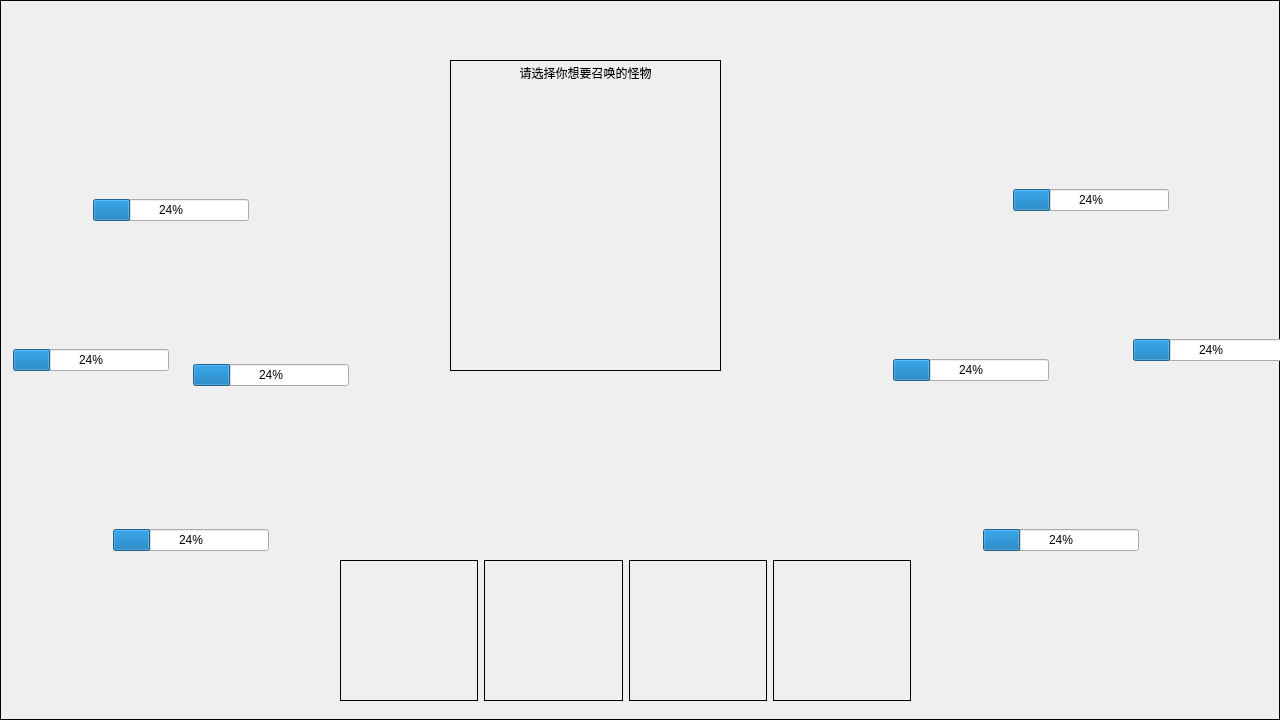
guyuisland/cxsjsj, file game2/fightui.ui: the form before one commit.
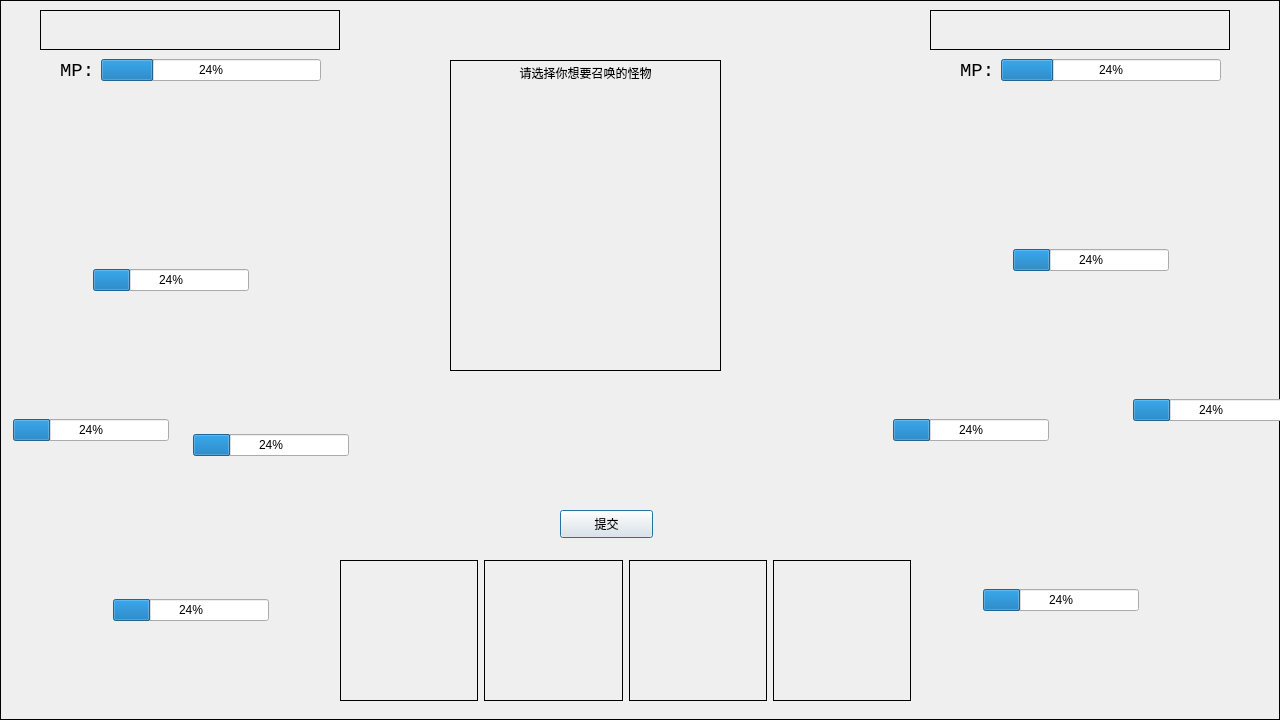
The form after the commit. Custom widgets are drawn as their Qt base class.

```diff
--- a/game2/fightui.ui
+++ b/game2/fightui.ui
@@ -17,7 +17,7 @@
    <property name="geometry">
     <rect>
      <x>70</x>
-     <y>20</y>
+     <y>90</y>
      <width>200</width>
      <height>200</height>
     </rect>
@@ -33,7 +33,7 @@
    <property name="geometry">
     <rect>
      <x>160</x>
-     <y>190</y>
+     <y>260</y>
      <width>200</width>
      <height>200</height>
     </rect>
@@ -49,7 +49,7 @@
    <property name="geometry">
     <rect>
      <x>80</x>
-     <y>350</y>
+     <y>420</y>
      <width>200</width>
      <height>200</height>
     </rect>
@@ -65,7 +65,7 @@
    <property name="geometry">
     <rect>
      <x>10</x>
-     <y>240</y>
+     <y>310</y>
      <width>100</width>
      <height>100</height>
     </rect>
@@ -81,7 +81,7 @@
    <property name="geometry">
     <rect>
      <x>1150</x>
-     <y>240</y>
+     <y>300</y>
      <width>100</width>
      <height>100</height>
     </rect>
@@ -97,7 +97,7 @@
    <property name="geometry">
     <rect>
      <x>960</x>
-     <y>350</y>
+     <y>410</y>
      <width>200</width>
      <height>200</height>
     </rect>
@@ -113,7 +113,7 @@
    <property name="geometry">
     <rect>
      <x>870</x>
-     <y>190</y>
+     <y>250</y>
      <width>200</width>
      <height>200</height>
     </rect>
@@ -129,7 +129,7 @@
    <property name="geometry">
     <rect>
      <x>970</x>
-     <y>20</y>
+     <y>80</y>
      <width>200</width>
      <height>200</height>
     </rect>
@@ -290,7 +290,7 @@
    <property name="geometry">
     <rect>
      <x>180</x>
-     <y>355</y>
+     <y>425</y>
      <width>169</width>
      <height>40</height>
     </rect>
@@ -316,7 +316,7 @@
    <property name="geometry">
     <rect>
      <x>100</x>
-     <y>520</y>
+     <y>590</y>
      <width>169</width>
      <height>40</height>
     </rect>
@@ -342,7 +342,7 @@
    <property name="geometry">
     <rect>
      <x>80</x>
-     <y>190</y>
+     <y>260</y>
      <width>169</width>
      <height>40</height>
     </rect>
@@ -368,7 +368,7 @@
    <property name="geometry">
     <rect>
      <x>970</x>
-     <y>520</y>
+     <y>580</y>
      <width>169</width>
      <height>40</height>
     </rect>
@@ -394,7 +394,7 @@
    <property name="geometry">
     <rect>
      <x>880</x>
-     <y>350</y>
+     <y>410</y>
      <width>169</width>
      <height>40</height>
     </rect>
@@ -420,7 +420,7 @@
    <property name="geometry">
     <rect>
      <x>1000</x>
-     <y>180</y>
+     <y>240</y>
      <width>169</width>
      <height>40</height>
     </rect>
@@ -446,7 +446,7 @@
    <property name="geometry">
     <rect>
      <x>0</x>
-     <y>340</y>
+     <y>410</y>
      <width>169</width>
      <height>40</height>
     </rect>
@@ -472,7 +472,7 @@
    <property name="geometry">
     <rect>
      <x>1120</x>
-     <y>330</y>
+     <y>390</y>
      <width>169</width>
      <height>40</height>
     </rect>
@@ -511,7 +511,7 @@
    <property name="geometry">
     <rect>
      <x>920</x>
-     <y>330</y>
+     <y>390</y>
      <width>71</width>
      <height>20</height>
     </rect>
@@ -523,6 +523,115 @@
     <string/>
    </property>
   </widget>
+  <widget class="QLabel" name="me">
+   <property name="geometry">
+    <rect>
+     <x>40</x>
+     <y>10</y>
+     <width>300</width>
+     <height>40</height>
+    </rect>
+   </property>
+   <property name="frameShape">
+    <enum>QFrame::Box</enum>
+   </property>
+   <property name="text">
+    <string/>
+   </property>
+  </widget>
+  <widget class="QLabel" name="enemy">
+   <property name="geometry">
+    <rect>
+     <x>930</x>
+     <y>10</y>
+     <width>300</width>
+     <height>40</height>
+    </rect>
+   </property>
+   <property name="frameShape">
+    <enum>QFrame::Box</enum>
+   </property>
+   <property name="text">
+    <string/>
+   </property>
+  </widget>
+  <widget class="QWidget" name="widget_10" native="true">
+   <property name="geometry">
+    <rect>
+     <x>60</x>
+     <y>50</y>
+     <width>261</width>
+     <height>41</height>
+    </rect>
+   </property>
+   <layout class="QHBoxLayout" name="horizontalLayout_10">
+    <item>
+     <widget class="QLabel" name="label_9">
+      <property name="font">
+       <font>
+        <family>Consolas</family>
+        <pointsize>14</pointsize>
+       </font>
+      </property>
+      <property name="text">
+       <string>MP:</string>
+      </property>
+     </widget>
+    </item>
+    <item>
+     <widget class="QProgressBar" name="myMP">
+      <property name="value">
+       <number>24</number>
+      </property>
+     </widget>
+    </item>
+   </layout>
+  </widget>
+  <widget class="QWidget" name="widget_11" native="true">
+   <property name="geometry">
+    <rect>
+     <x>960</x>
+     <y>50</y>
+     <width>261</width>
+     <height>41</height>
+    </rect>
+   </property>
+   <layout class="QHBoxLayout" name="horizontalLayout_11">
+    <item>
+     <widget class="QLabel" name="label_10">
+      <property name="font">
+       <font>
+        <family>Consolas</family>
+        <pointsize>14</pointsize>
+       </font>
+      </property>
+      <property name="text">
+       <string>MP:</string>
+      </property>
+     </widget>
+    </item>
+    <item>
+     <widget class="QProgressBar" name="enemyMP">
+      <property name="value">
+       <number>24</number>
+      </property>
+     </widget>
+    </item>
+   </layout>
+  </widget>
+  <widget class="QPushButton" name="pushButton">
+   <property name="geometry">
+    <rect>
+     <x>560</x>
+     <y>510</y>
+     <width>93</width>
+     <height>28</height>
+    </rect>
+   </property>
+   <property name="text">
+    <string>提交</string>
+   </property>
+  </widget>
   <zorder>BackGround</zorder>
   <zorder>my_monster2</zorder>
   <zorder>SummonLabel</zorder>
```
Left out of the diff: 5 changed lines with no effect on the pictures.
